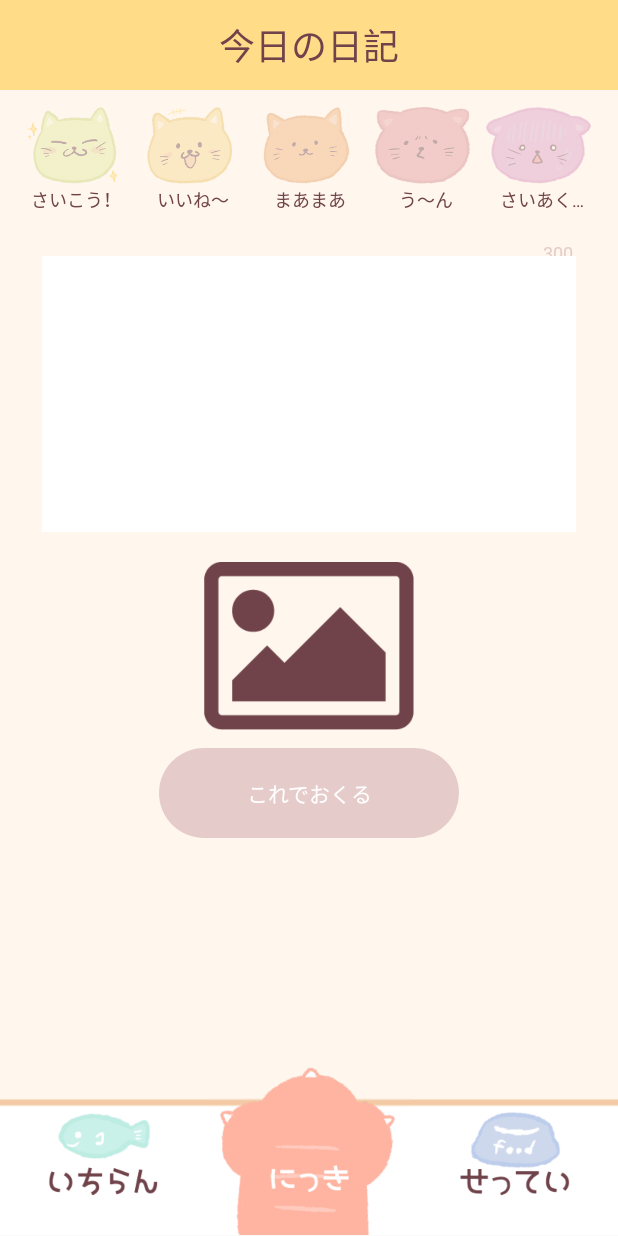
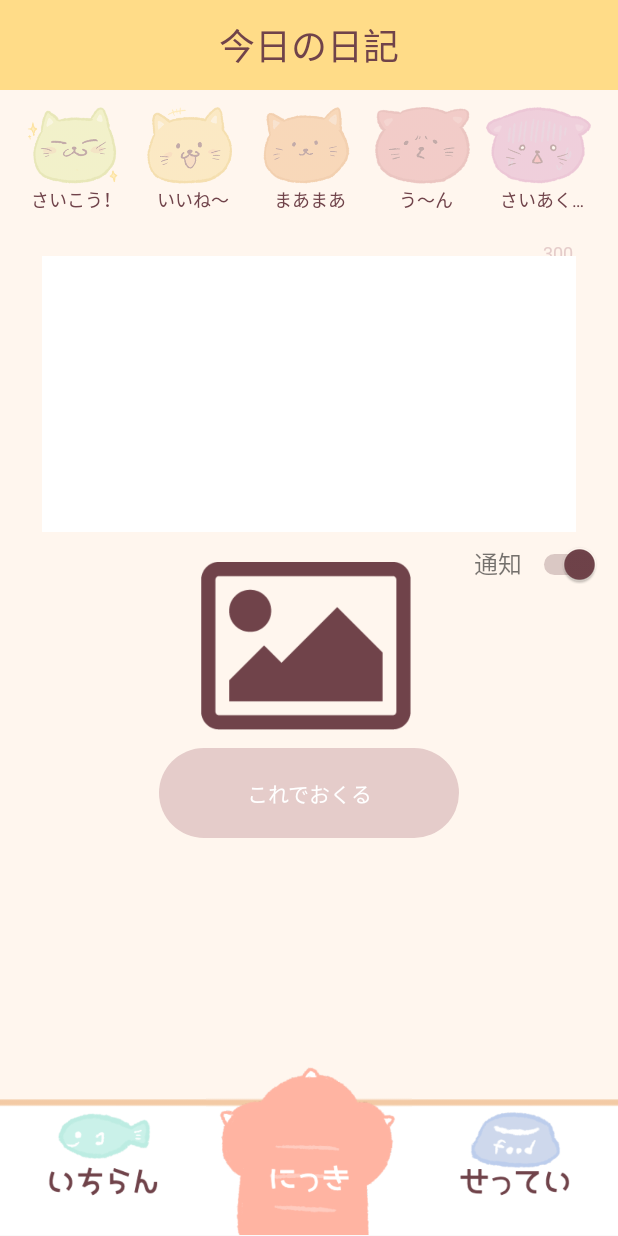
Before and after one commit to h-sekiyama/kibunya_android, an Android app: the KibunInputActivity screen opened directly, with no data from a screen before it, on a phone screen of 412 x 824 dp. Run offline under Robolectric (Android 15) with nearby library versions, the phone set to English and light mode, and no system bars; our stand-ins replace Firebase (no records; nobody signed in at launch, a user with empty details on screens opened directly), data binding; libraries missing offline, so code that uses them is left out: com.theartofdev.edmodo; plain views replace BubbleLayout; pictures from the network do not load; 4 statements that could not run were skipped.

Commit message:
日記送信時のPUSH通知切り替えスイッチ実装

```diff
--- a/app/build.gradle
+++ b/app/build.gradle
@@ -55,8 +55,8 @@ android {
         applicationId "com.sekky.kibunya"
         minSdkVersion 26
         targetSdkVersion 29
-        versionCode 7
-        versionName "1.6"
+        versionCode 8
+        versionName "1.7"
         testInstrumentationRunner "androidx.test.runner.AndroidJUnitRunner"
     }
     buildTypes {
--- a/app/src/main/java/com/sekky/kibunya/KibunInput/KibunInputActivity.kt
+++ b/app/src/main/java/com/sekky/kibunya/KibunInput/KibunInputActivity.kt
@@ -51,6 +51,9 @@ class KibunInputActivity: AppCompatActivity() {
     // 家族ID
     private var familyId = ""
 
+    // PUSH通知送信フラグ
+    private var willSendPush = true
+
     override fun onCreate(savedInstanceState: Bundle?) {
         super.onCreate(savedInstanceState)
         init()
@@ -96,6 +99,11 @@ class KibunInputActivity: AppCompatActivity() {
             if (resultMap.documents.size != 0) {    // 家族が1人もいない
                 familyId = resultMap.documents[0].id
             }
+        }
+
+        // PUSH通知のON/OFF
+        binding.pushSwitch.setOnCheckedChangeListener { _, isChecked ->
+            willSendPush = isChecked
         }
 
         // 下記途中の日記保存Preference
@@ -242,6 +250,7 @@ class KibunInputActivity: AppCompatActivity() {
             editor.putString(getString(R.string.family_diary_input_kibun_text), "")
             editor.apply()
 
+            if (willSendPush) {
                 if (familyId != "") {   // 家族がいる場合PUSH通知を送信する
                     val push = NCMBPush()
                     // i/A共通の設定
@@ -265,6 +274,7 @@ class KibunInputActivity: AppCompatActivity() {
                     push.sendInBackground { e ->
                         if (e != null) {
                             // エラー処理
+                        }
                     }
                 }
             }
--- a/app/src/main/res/layout/activity_kibun_input.xml
+++ b/app/src/main/res/layout/activity_kibun_input.xml
@@ -183,6 +183,12 @@
 
                     </com.daasuu.bl.BubbleLayout>
                 </LinearLayout>
+                <LinearLayout
+                    android:layout_width="match_parent"
+                    android:layout_height="wrap_content"
+                    android:orientation="horizontal"
+                    android:paddingStart="30dp"
+                    android:gravity="center|top">
                     <!-- 日記画像選択 -->
                     <ImageView
                         android:id="@+id/kibun_image_select"
@@ -191,6 +197,23 @@
                         android:layout_gravity="center"
                         android:layout_margin="12dp"
                         android:src="@drawable/diary_image_icon" />
+                    <TextView
+                        android:layout_width="wrap_content"
+                        android:layout_height="wrap_content"
+                        android:text="通知"
+                        android:paddingStart="30dp"
+                        android:textSize="16sp" />
+                    <Switch
+                        android:id="@+id/push_switch"
+                        android:layout_width="wrap_content"
+                        android:layout_height="wrap_content"
+                        android:showText="false"
+                        android:theme="@style/CustomSwitch"
+                        android:layout_marginEnd="-80dp"
+                        android:layout_marginStart="4dp"
+                        android:checked="true"
+                        tools:ignore="UseSwitchCompatOrMaterialXml" />
+                </LinearLayout>
                 <!-- 日記投稿ボタン -->
                 <Button
                     android:id="@+id/kibun_send_button"
--- a/app/src/main/res/values/styles.xml
+++ b/app/src/main/res/values/styles.xml
@@ -5,4 +5,16 @@
         <!-- Customize your theme here. -->
     </style>
 
+    <style name="CustomSwitch" parent="Theme.AppCompat.Light">
+
+        <!--ボタンON時のボタンの通り道（透明度30%）・ボタンとタッチフィードバックカラー-->
+        <item name="colorControlActivated">#70434A</item>
+
+        <!--ボタンOFF時のボタンの通り道（透明度30%）-->
+        <item name="android:colorForeground">#000000</item>
+
+        <!-- OFFボタンを押したときのタッチフィードバックカラー -->
+        <item name="colorControlHighlight">#000000</item>
+
+    </style>
 </resources>
```
Lines whose indentation alone changed are shown as unchanged.
